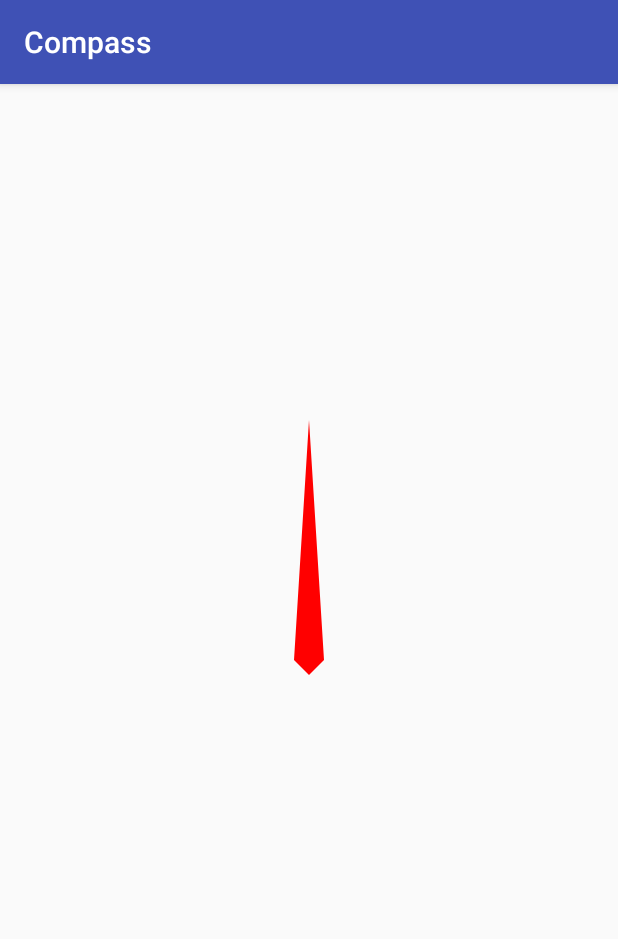
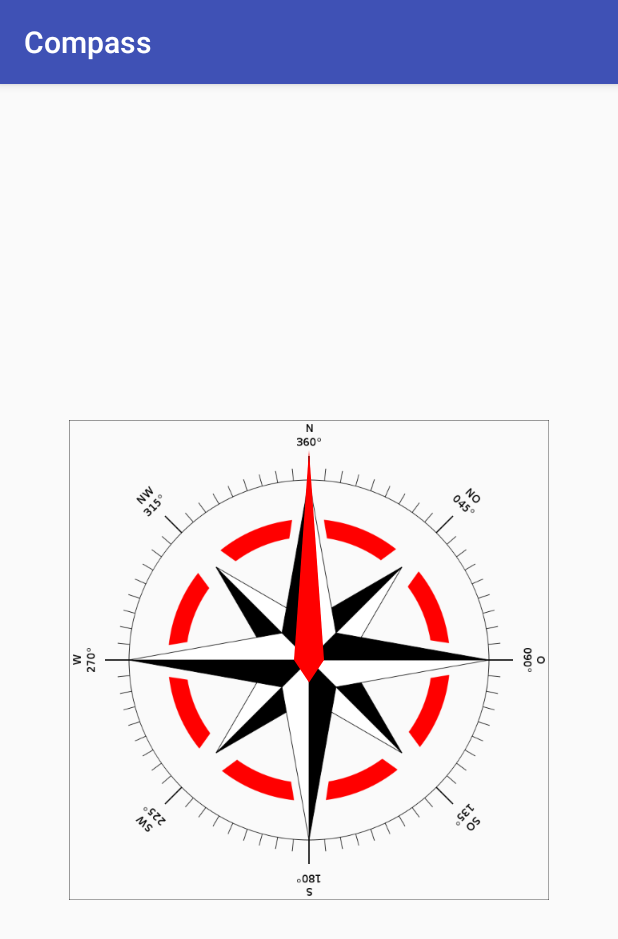
Before and after one commit to ILikeYourHat/Compass, an Android app: the screen it shows after launch (MainActivity), on a phone screen of 412 x 824 dp. Shown: the top 939 px of the screen. Run offline under Robolectric (Android 15) with nearby library versions, the light colour scheme and no system bars; our stand-ins replace ButterKnife, Dagger/Hilt's generated code.

Commit message:
Improved app design

```diff
--- a/app/src/main/res/drawable/image_compass_pointer.xml
+++ b/app/src/main/res/drawable/image_compass_pointer.xml
@@ -5,5 +5,5 @@
     android:viewportWidth="320.0">
     <path
         android:fillColor="#FF0000"
-        android:pathData="M160,0 L170,160 L160,170 L150,160, Z" />
+        android:pathData="M160,20 L170,160 L160,175 L150,160, Z" />
 </vector>
--- a/app/src/main/res/layout/activity_main.xml
+++ b/app/src/main/res/layout/activity_main.xml
@@ -1,14 +1,23 @@
 <?xml version="1.0" encoding="utf-8"?>
 <FrameLayout xmlns:android="http://schemas.android.com/apk/res/android"
+    xmlns:tools="http://schemas.android.com/tools"
     android:layout_width="match_parent"
     android:layout_height="match_parent"
     android:orientation="vertical">
+
+    <ImageView
+        android:layout_width="320dp"
+        android:layout_height="320dp"
+        android:layout_gravity="center"
+        android:background="@mipmap/windrose"
+        tools:ignore="ContentDescription" />
 
     <ImageView
         android:id="@+id/activityMain_vNeedle"
         android:layout_width="320dp"
         android:layout_height="320dp"
         android:layout_gravity="center"
-        android:src="@drawable/image_compass_pointer" />
+        android:src="@drawable/image_compass_pointer"
+        tools:ignore="ContentDescription" />
 
 </FrameLayout>
```
Also changed, not shown: app/src/main/res/mipmap-xhdpi/windrose.png (added).
